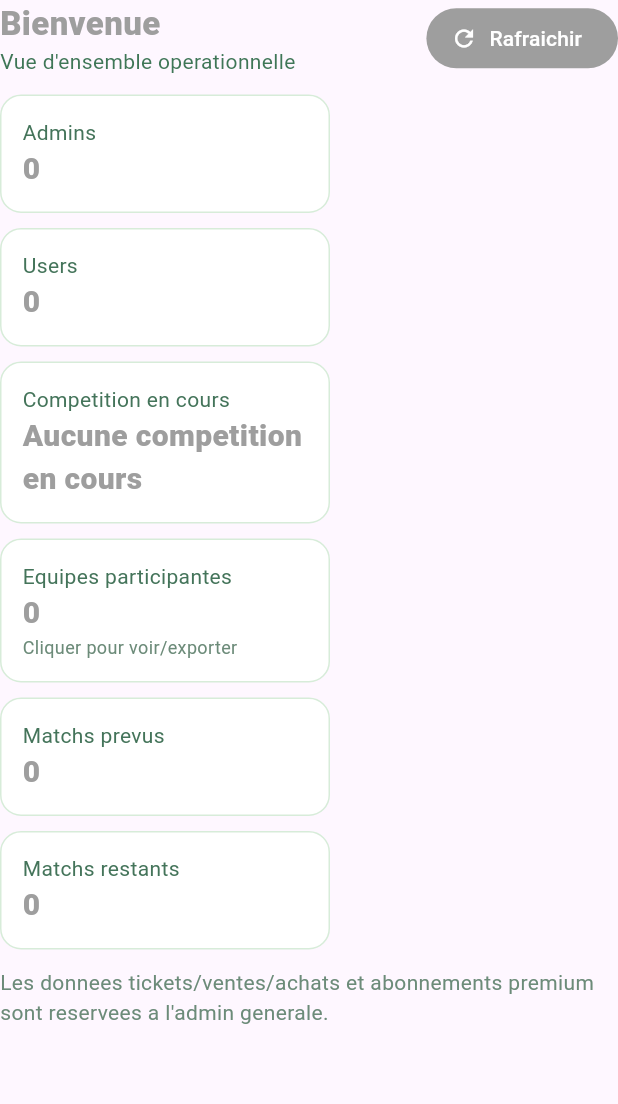
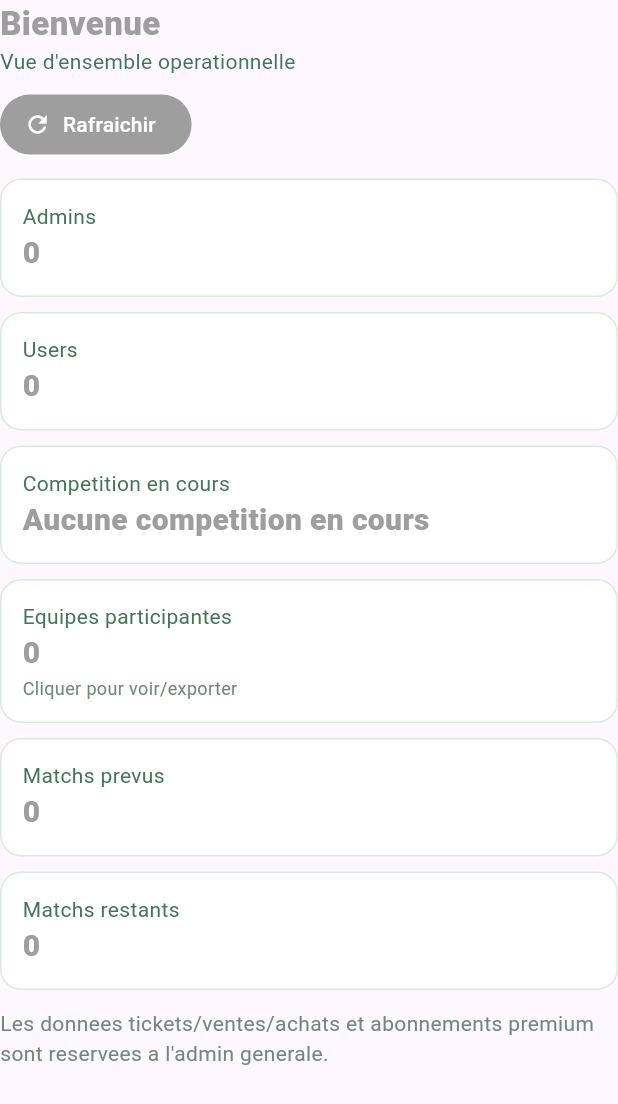
Before and after one commit to developpeinfor-pixel/cofit_admin, a Flutter app: the DashboardPage widget shown alone on an empty page, opened directly with empty values, on a phone screen of 412 x 824 dp. Shown: the top 1104 px of the screen. Run offline on Flutter 3.47's test engine with Material 3 defaults, Android fonts, the phone set to English and light mode, and no system bars; our stand-ins replace dio, file_picker, flutter_secure_storage; missing offline and left inert: dart:html, excel; accounts and stored records are empty; network calls fail.

Commit message:
feat: make admin interface responsive across screen sizes

```diff
--- a/lib/features/home/pages/dashboard_page.dart
+++ b/lib/features/home/pages/dashboard_page.dart
@@ -92,7 +92,9 @@ class DashboardPage extends StatelessWidget {
       builder: (_) => AlertDialog(
         title: const Text('Equipes participantes'),
         content: SizedBox(
-          width: 520,
+          width: MediaQuery.of(context).size.width * 0.92 > 520
+              ? 520
+              : MediaQuery.of(context).size.width * 0.92,
           child: teamRows.isEmpty
               ? const Text('Aucune equipe liee a la competition en cours.')
               : Column(
@@ -120,17 +122,20 @@ class DashboardPage extends StatelessWidget {
                       runSpacing: 8,
                       children: [
                         OutlinedButton.icon(
-                          onPressed: () => exportTeams(context, teamRows, 'csv'),
+                          onPressed: () =>
+                              exportTeams(context, teamRows, 'csv'),
                           icon: const Icon(Icons.table_chart),
                           label: const Text('Exporter CSV'),
                         ),
                         OutlinedButton.icon(
-                          onPressed: () => exportTeams(context, teamRows, 'json'),
+                          onPressed: () =>
+                              exportTeams(context, teamRows, 'json'),
                           icon: const Icon(Icons.data_object),
                           label: const Text('Exporter JSON'),
                         ),
                         OutlinedButton.icon(
-                          onPressed: () => exportTeams(context, teamRows, 'pdf'),
+                          onPressed: () =>
+                              exportTeams(context, teamRows, 'pdf'),
                           icon: const Icon(Icons.picture_as_pdf),
                           label: const Text('Exporter PDF'),
                         ),
@@ -155,9 +160,10 @@ class DashboardPage extends StatelessWidget {
     String value, {
     String? subtitle,
     VoidCallback? onTap,
+    double width = 220,
   }) {
     final card = Container(
-      width: 220,
+      width: width,
       padding: const EdgeInsets.all(14),
       decoration: BoxDecoration(
         color: Colors.white,
@@ -167,10 +173,7 @@ class DashboardPage extends StatelessWidget {
       child: Column(
         crossAxisAlignment: CrossAxisAlignment.start,
         children: [
-          Text(
-            title,
-            style: const TextStyle(color: Color(0xFF44745A)),
-          ),
+          Text(title, style: const TextStyle(color: Color(0xFF44745A))),
           Text(
             value,
             style: TextStyle(
@@ -206,7 +209,9 @@ class DashboardPage extends StatelessWidget {
         ? s(currentCompetition['season'])
         : '';
     final teamRows = teams(dashboard['competition_teams']);
-    final canSeePremiumAndTicket = b(dashboard['premium_and_ticket_stats_visible']);
+    final canSeePremiumAndTicket = b(
+      dashboard['premium_and_ticket_stats_visible'],
+    );
 
     return Column(
       crossAxisAlignment: CrossAxisAlignment.start,
@@ -232,17 +237,35 @@ class DashboardPage extends StatelessWidget {
           ),
         ],
         const SizedBox(height: 12),
-        Wrap(
+        LayoutBuilder(
+          builder: (context, constraints) {
+            final w = constraints.maxWidth;
+            final compact = w < 560;
+            final cardWidth = compact ? w : ((w - 10) / 2).clamp(220, 360);
+            return Wrap(
               spacing: 10,
               runSpacing: 10,
               children: [
-            statCard(context, 'Admins', s(dashboard['admins_count'], '0')),
-            statCard(context, 'Users', s(dashboard['users_count'], '0')),
+                statCard(
+                  context,
+                  'Admins',
+                  s(dashboard['admins_count'], '0'),
+                  width: cardWidth.toDouble(),
+                ),
+                statCard(
+                  context,
+                  'Users',
+                  s(dashboard['users_count'], '0'),
+                  width: cardWidth.toDouble(),
+                ),
                 statCard(
                   context,
                   'Competition en cours',
                   competitionName,
-              subtitle: competitionSeason.isEmpty ? null : 'Saison: $competitionSeason',
+                  subtitle: competitionSeason.isEmpty
+                      ? null
+                      : 'Saison: $competitionSeason',
+                  width: cardWidth.toDouble(),
                 ),
                 statCard(
                   context,
@@ -250,28 +273,49 @@ class DashboardPage extends StatelessWidget {
                   s(dashboard['competition_teams_count'], '0'),
                   subtitle: 'Cliquer pour voir/exporter',
                   onTap: () => showTeamsDialog(context, teamRows),
+                  width: cardWidth.toDouble(),
                 ),
                 statCard(
                   context,
                   'Matchs prevus',
                   s(dashboard['competition_matches_planned_count'], '0'),
+                  width: cardWidth.toDouble(),
                 ),
                 statCard(
                   context,
                   'Matchs restants',
                   s(dashboard['competition_matches_remaining_count'], '0'),
+                  width: cardWidth.toDouble(),
                 ),
                 if (canSeePremiumAndTicket) ...[
-              statCard(context, 'Tickets emis/vendus', s(dashboard['tickets_sold'], '0')),
-              statCard(context, 'Abonnements premium', s(dashboard['supporter_cards_sold'], '0')),
-              statCard(context, 'Paiements', s(dashboard['payments_count'], '0')),
+                  statCard(
+                    context,
+                    'Tickets emis/vendus',
+                    s(dashboard['tickets_sold'], '0'),
+                    width: cardWidth.toDouble(),
+                  ),
+                  statCard(
+                    context,
+                    'Abonnements premium',
+                    s(dashboard['supporter_cards_sold'], '0'),
+                    width: cardWidth.toDouble(),
+                  ),
+                  statCard(
+                    context,
+                    'Paiements',
+                    s(dashboard['payments_count'], '0'),
+                    width: cardWidth.toDouble(),
+                  ),
                   statCard(
                     context,
                     'Revenus',
                     '${s(dashboard['revenue_total'], '0')} FCFA',
+                    width: cardWidth.toDouble(),
                   ),
                 ],
               ],
+            );
+          },
         ),
         if (!canSeePremiumAndTicket)
           const Padding(
--- a/lib/features/home/widgets/section_header.dart
+++ b/lib/features/home/widgets/section_header.dart
@@ -20,10 +20,8 @@ class SectionHeader extends StatelessWidget {
 
   @override
   Widget build(BuildContext context) {
-    return Row(
-      children: [
-        Expanded(
-          child: Column(
+    final isCompact = MediaQuery.of(context).size.width < 700;
+    return Column(
       crossAxisAlignment: CrossAxisAlignment.start,
       children: [
         Text(
@@ -35,10 +33,10 @@ class SectionHeader extends StatelessWidget {
           ),
         ),
         Text(subtitle, style: const TextStyle(color: Color(0xFF3F7657))),
-            ],
-          ),
-        ),
-        FilledButton.icon(
+        const SizedBox(height: 8),
+        Align(
+          alignment: isCompact ? Alignment.centerLeft : Alignment.centerRight,
+          child: FilledButton.icon(
             onPressed: onPressed,
             style: FilledButton.styleFrom(
               backgroundColor: color,
@@ -47,6 +45,7 @@ class SectionHeader extends StatelessWidget {
             icon: Icon(icon),
             label: Text(buttonLabel),
           ),
+        ),
       ],
     );
   }
```
Also changed, not shown: lib/features/home/home_screen.dart (+9 -4 lines), lib/features/home/pages/tickets_page.dart (+39 -2 lines), lib/features/home/widgets/admin_home_layout.dart (+74 -34 lines). Lines whose indentation alone changed are shown as unchanged.
